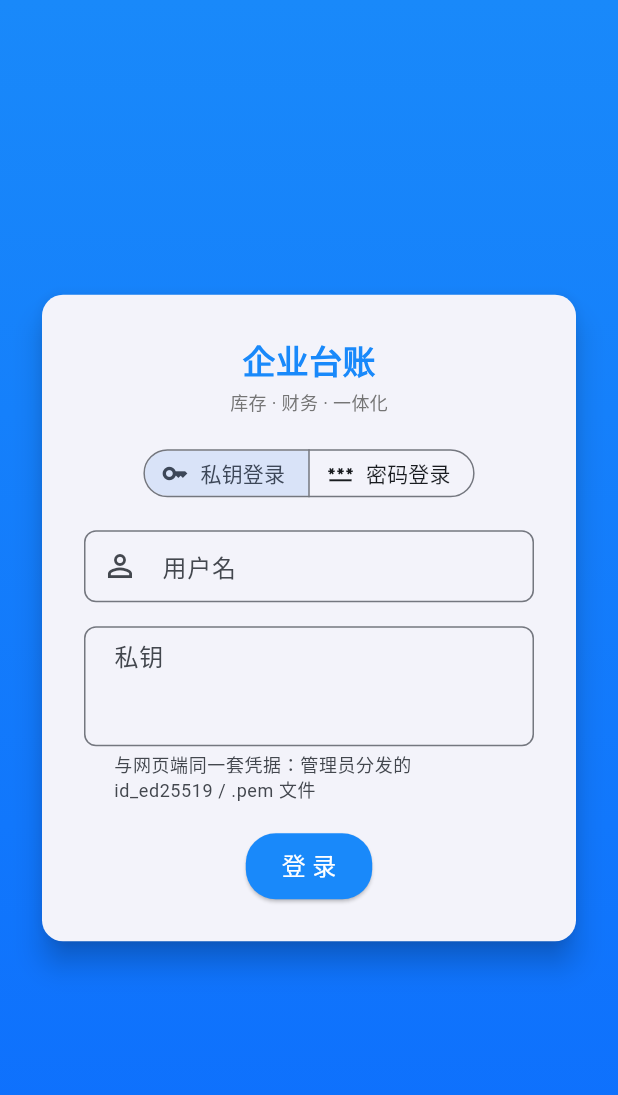
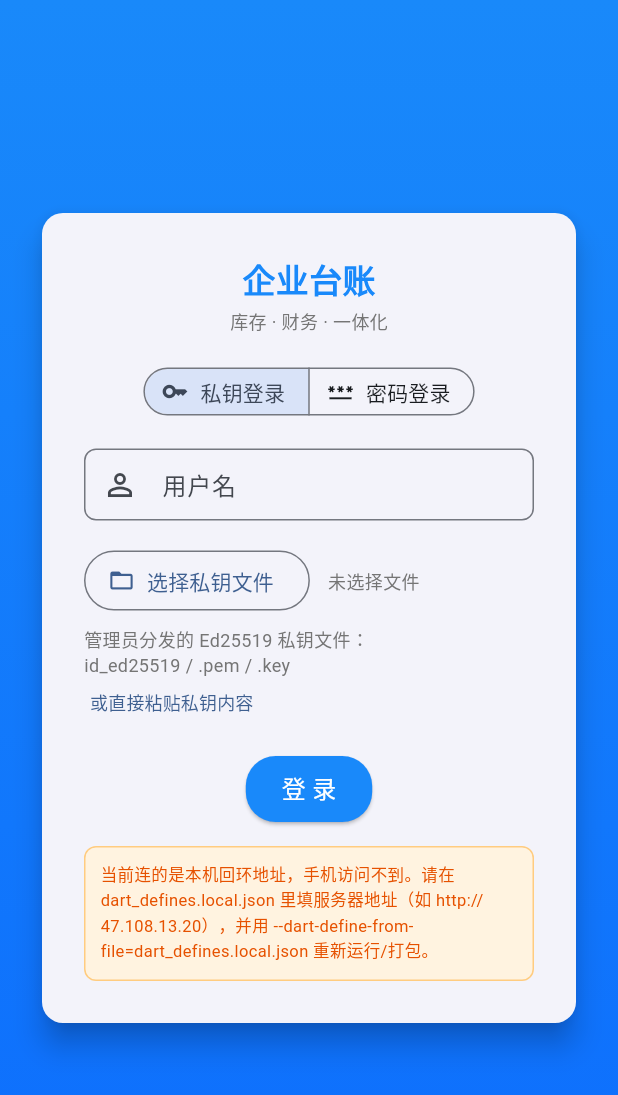
Before and after one commit to ZJDqtjs/WSFC_ERP, a Flutter app: the screen it shows after launch, on a phone screen of 412 x 824 dp. Shown: the top 1095 px of the screen. Run offline on Flutter 3.47's test engine with Material 3 defaults, Android fonts, the phone set to English and light mode, and no system bars; our stand-ins replace cookie_jar, dio, dio_cookie_manager, file_picker, go_router, shared_preferences.

Commit message:
feat(flutter): 登录页支持系统文件选择器选私钥文件（Android SAF / iOS UIDocumentPicker）
login_screen：点「选择私钥文件」在系统文件选择器里选 id_ed25519/.pem/.key，withData 直接读内容（无需存储权限）；选到 RSA/EC/加密私钥或非私钥文件时当场中文提示；保留「或直接粘贴私钥内容」作备选

api_service：登录提交改用选文件/粘贴得到的私钥内容

README：更新私钥登录说明（选文件优先，粘贴备选）

```diff
--- a/flutter/statistics_erp_app/lib/screens/login_screen.dart
+++ b/flutter/statistics_erp_app/lib/screens/login_screen.dart
@@ -1,12 +1,17 @@
+import 'dart:convert';
+
+import 'package:file_picker/file_picker.dart';
+import 'package:flutter/foundation.dart';
 import 'package:flutter/material.dart';
 import 'package:go_router/go_router.dart';
 import 'package:provider/provider.dart';
 
 import '../providers/auth_provider.dart';
+import '../services/api_service.dart';
 
 /// 登录方式：
 /// - [privateKey]：生产通道。FastAPI 的 /api/auth/login 只接受 username + private_key，
-///   与网页端同一套凭据（管理员分发的 Ed25519 私钥文件全文）。
+///   与网页端同一套凭据——选择管理员分发的 Ed25519 私钥文件（id_ed25519 / .pem / .key）。
 /// - [password]：Go 试验后端（wsfc-erp-go）独有的口令通道，这里保留只为本机联调；
 ///   对生产 FastAPI 使用会收到 422「缺少必填参数：私钥」。
 enum _LoginMode { privateKey, password }
@@ -22,30 +27,99 @@ class _LoginScreenState extends State<LoginScreen> {
   final _formKey = GlobalKey<FormState>();
   final _usernameController = TextEditingController();
   final _passwordController = TextEditingController();
-  final _keyController = TextEditingController();
+  final _pasteKeyController = TextEditingController();
   _LoginMode _mode = _LoginMode.privateKey;
+
+  /// 私钥文件内容（选文件或粘贴都落到这里，提交时只认它）
+  String _keyContent = '';
+  String? _keyFileName;
+  bool _showPasteKey = false;
   bool _isLoading = false;
 
   @override
   void dispose() {
     _usernameController.dispose();
     _passwordController.dispose();
-    _keyController.dispose();
+    _pasteKeyController.dispose();
     super.dispose();
+  }
+
+  void _toast(String msg, {bool error = false}) {
+    if (!mounted) return;
+    ScaffoldMessenger.of(context).showSnackBar(SnackBar(
+      content: Text(msg),
+      backgroundColor: error ? Colors.red.shade600 : null,
+    ));
+  }
+
+  /// 选择私钥文件：Android/iOS 走系统文件选择器（SAF / UIDocumentPicker），无需存储权限。
+  /// withData: true 直接把内容读进来，避免某些平台拿不到可读路径。
+  Future<void> _pickKeyFile() async {
+    try {
+      final result = await FilePicker.platform.pickFiles(
+        type: FileType.any,
+        withData: true,
+      );
+      if (result == null || result.files.isEmpty) return; // 用户取消，不算错误
+
+      final file = result.files.first;
+      final bytes = file.bytes;
+      if (bytes == null) {
+        _toast('读取私钥文件失败：拿不到文件内容，请换用「粘贴私钥内容」', error: true);
+        return;
+      }
+
+      final text = utf8.decode(bytes, allowMalformed: true);
+      final problem = _keyFileProblem(text);
+      if (problem != null) {
+        _toast('$problem（${file.name}）', error: true);
+        return;
+      }
+
+      setState(() {
+        _keyContent = text;
+        _keyFileName = file.name;
+      });
+      _toast('已选择：${file.name}');
+    } catch (e) {
+      _toast('选择私钥文件失败：$e', error: true);
+    }
+  }
+
+  /// 选到的文件是不是能用的私钥：null = 没问题，否则返回给人看的说明。
+  /// 后端（backend/app/keys.py）只认 OpenSSH/PEM 的 Ed25519。
+  String? _keyFileProblem(String text) {
+    if (!text.contains('PRIVATE KEY')) {
+      return '这个文件里没有私钥标记，请确认选的是私钥文件本身';
+    }
+    if (text.contains('RSA PRIVATE KEY')) {
+      return '后端只支持 Ed25519 私钥，这是 RSA 私钥';
+    }
+    if (text.contains('EC PRIVATE KEY')) {
+      return '后端只支持 Ed25519 私钥，这是 EC 私钥';
+    }
+    if (text.contains('ENCRYPTED PRIVATE KEY')) {
+      return '后端不支持带口令加密的私钥，请用未加密的 id_ed25519';
+    }
+    return null;
   }
 
   Future<void> _doLogin() async {
     if (!_formKey.currentState!.validate()) return;
+
+    if (_mode == _LoginMode.privateKey && _keyContent.trim().isEmpty) {
+      _toast(_showPasteKey ? '请先粘贴私钥内容' : '请先选择私钥文件', error: true);
+      return;
+    }
 
     setState(() => _isLoading = true);
 
     try {
       final authProvider = context.read<AuthProvider>();
       if (_mode == _LoginMode.privateKey) {
-        // 私钥粘贴时可能带首尾空行 / 多余空白，这里统一去掉（后端也会 strip）
         await authProvider.loginWithKey(
           _usernameController.text.trim(),
-          _keyController.text.trim(),
+          _keyContent.trim(),
         );
       } else {
         await authProvider.login(
@@ -55,26 +129,70 @@ class _LoginScreenState extends State<LoginScreen> {
       }
 
       if (mounted) {
-        ScaffoldMessenger.of(context).showSnackBar(
-          const SnackBar(content: Text('登录成功'), backgroundColor: Colors.green),
-        );
+        _toast('登录成功');
         context.go('/home');
       }
     } catch (e) {
-      if (mounted) {
-        ScaffoldMessenger.of(context).showSnackBar(
-          SnackBar(content: Text('登录失败：${e.toString()}'), backgroundColor: Colors.red),
-        );
-      }
+      _toast('登录失败：$e', error: true);
     } finally {
       if (mounted) setState(() => _isLoading = false);
     }
   }
 
-  /// 私钥输入框：多行、等宽，粘贴整份文件即可
-  Widget _buildKeyField() {
-    return TextFormField(
-      controller: _keyController,
+  // ---------------- 私钥文件选择区 ----------------
+
+  Widget _buildKeyPicker() {
+    final picked = _keyFileName != null;
+    return Column(
+      crossAxisAlignment: CrossAxisAlignment.stretch,
+      children: [
+        Row(
+          children: [
+            OutlinedButton.icon(
+              onPressed: _isLoading ? null : _pickKeyFile,
+              icon: const Icon(Icons.folder_open_outlined, size: 18),
+              label: const Text('选择私钥文件'),
+            ),
+            const SizedBox(width: 12),
+            Expanded(
+              child: Text(
+                _keyFileName ?? '未选择文件',
+                overflow: TextOverflow.ellipsis,
+                style: TextStyle(
+                  fontSize: 12,
+                  color: picked ? Colors.black87 : Colors.grey[600],
+                ),
+              ),
+            ),
+            if (picked)
+              Icon(Icons.check_circle, size: 18, color: Colors.green.shade600),
+          ],
+        ),
+        const SizedBox(height: 6),
+        Text(
+          '管理员分发的 Ed25519 私钥文件：id_ed25519 / .pem / .key',
+          style: TextStyle(fontSize: 12, color: Colors.grey[600]),
+        ),
+        Align(
+          alignment: Alignment.centerLeft,
+          child: TextButton(
+            onPressed: _isLoading
+                ? null
+                : () => setState(() => _showPasteKey = !_showPasteKey),
+            style: TextButton.styleFrom(
+              padding: const EdgeInsets.symmetric(horizontal: 4),
+              minimumSize: const Size(0, 32),
+              tapTargetSize: MaterialTapTargetSize.shrinkWrap,
+            ),
+            child: Text(
+              _showPasteKey ? '收起粘贴框' : '或直接粘贴私钥内容',
+              style: const TextStyle(fontSize: 12),
+            ),
+          ),
+        ),
+        if (_showPasteKey)
+          TextField(
+            controller: _pasteKeyController,
             minLines: 3,
             maxLines: 6,
             autocorrect: false,
@@ -82,13 +200,15 @@ class _LoginScreenState extends State<LoginScreen> {
             keyboardType: TextInputType.multiline,
             style: const TextStyle(fontFamily: 'monospace', fontSize: 12),
             decoration: const InputDecoration(
-        labelText: '私钥',
-        alignLabelWithHint: true,
               hintText: '粘贴私钥文件全文\n（-----BEGIN OPENSSH PRIVATE KEY----- 开头）',
-        helperText: '与网页端同一套凭据：管理员分发的 id_ed25519 / .pem 文件',
-        helperMaxLines: 2,
+              isDense: true,
             ),
-      validator: (v) => (v == null || v.trim().isEmpty) ? '请粘贴私钥内容' : null,
+            onChanged: (v) => setState(() {
+              _keyContent = v;
+              _keyFileName = null;
+            }),
+          ),
+      ],
     );
   }
 
@@ -103,6 +223,46 @@ class _LoginScreenState extends State<LoginScreen> {
         helperMaxLines: 2,
       ),
       validator: (v) => (v == null || v.isEmpty) ? '请输入密码' : null,
+    );
+  }
+
+  // ---------------- 后端地址提示 ----------------
+
+  /// 编译时没注入 API_BASE_URL 时，兜底值 127.0.0.1 在手机上指向手机自己，
+  /// 必然「连接服务失败」——这里直接把它挑明，省得来回猜。
+  bool get _needsBaseUrlHint {
+    if (kIsWeb) return false;
+    final isMobile = defaultTargetPlatform == TargetPlatform.android ||
+        defaultTargetPlatform == TargetPlatform.iOS;
+    if (!isMobile) return false;
+    final host = Uri.tryParse(ApiService.baseUrl)?.host ?? '';
+    return host == '127.0.0.1' || host == 'localhost';
+  }
+
+  Widget _buildBaseUrlHint() {
+    if (_needsBaseUrlHint) {
+      return Container(
+        width: double.infinity,
+        margin: const EdgeInsets.only(top: 16),
+        padding: const EdgeInsets.all(10),
+        decoration: BoxDecoration(
+          color: const Color(0xFFFFF3E0),
+          borderRadius: BorderRadius.circular(8),
+          border: Border.all(color: const Color(0xFFFFCC80)),
+        ),
+        child: const Text(
+          '当前连的是本机回环地址，手机访问不到。请在 dart_defines.local.json 里填服务器地址'
+          '（如 http://47.108.13.20），并用 --dart-define-from-file=dart_defines.local.json 重新运行/打包。',
+          style: TextStyle(fontSize: 11, color: Color(0xFFE65100)),
+        ),
+      );
+    }
+    return Padding(
+      padding: const EdgeInsets.only(top: 12),
+      child: Text(
+        '后端：${ApiService.baseUrl}',
+        style: TextStyle(fontSize: 11, color: Colors.grey[600]),
+      ),
     );
   }
 
@@ -182,7 +342,7 @@ class _LoginScreenState extends State<LoginScreen> {
                           validator: (v) => v == null || v.isEmpty ? '请输入用户名' : null,
                         ),
                         const SizedBox(height: 16),
-                        if (_mode == _LoginMode.privateKey) _buildKeyField() else _buildPasswordField(),
+                        if (_mode == _LoginMode.privateKey) _buildKeyPicker() else _buildPasswordField(),
                         const SizedBox(height: 20),
                         SizedBox(
                           height: 44,
@@ -207,6 +367,7 @@ class _LoginScreenState extends State<LoginScreen> {
                                 : const Text('登 录', style: TextStyle(fontSize: 16)),
                           ),
                         ),
+                        _buildBaseUrlHint(),
                       ],
                     ),
                   ),
--- a/flutter/statistics_erp_app/lib/services/api_service.dart
+++ b/flutter/statistics_erp_app/lib/services/api_service.dart
@@ -103,7 +103,7 @@ class ApiService {
     try {
       response = await action();
     } on DioException catch (e) {
-      throw ApiException(e.response?.statusCode, _detailOf(e.response) ?? ('网络异常：${e.message}'));
+      throw ApiException(e.response?.statusCode, _networkMessage(e));
     }
     final int code = response.statusCode ?? 0;
     if (code == 401) {
@@ -114,6 +114,24 @@ class ApiService {
       throw ApiException(code, _detailOf(response) ?? '请求失败（HTTP $code）');
     }
     return response.data;
+  }
+
+  /// 网络层失败（请求根本没到后端）单独给文案，并带上当前后端地址——
+  /// 真机最常见的坑就是打包时没注入 API_BASE_URL，落到了兜底的 127.0.0.1。
+  static String _networkMessage(DioException e) {
+    final detail = _detailOf(e.response);
+    if (detail != null) return detail; // 后端已经回话了（4xx/5xx），优先用它的 detail
+    return switch (e.type) {
+      DioExceptionType.connectionTimeout => '连接后端超时（$baseUrl），请检查网络后重试',
+      DioExceptionType.sendTimeout => '上传超时（$baseUrl），请检查网络后重试',
+      DioExceptionType.receiveTimeout => '后端响应超时（$baseUrl），请稍后重试',
+      DioExceptionType.connectionError =>
+        '无法连接后端（$baseUrl），请确认后端在运行、手机能访问该地址',
+      DioExceptionType.badCertificate => '证书校验失败（$baseUrl）',
+      DioExceptionType.cancel => '请求已取消',
+      // badResponse / unknown / 未来新增的枚举值都归到这里
+      _ => '请求失败（$baseUrl）：${e.message ?? e.error ?? '未知错误'}',
+    };
   }
 
   /// 错误信封是 {"detail": ...}：
```
Also changed, not shown: 2 other files. Lines whose indentation alone changed are shown as unchanged.
